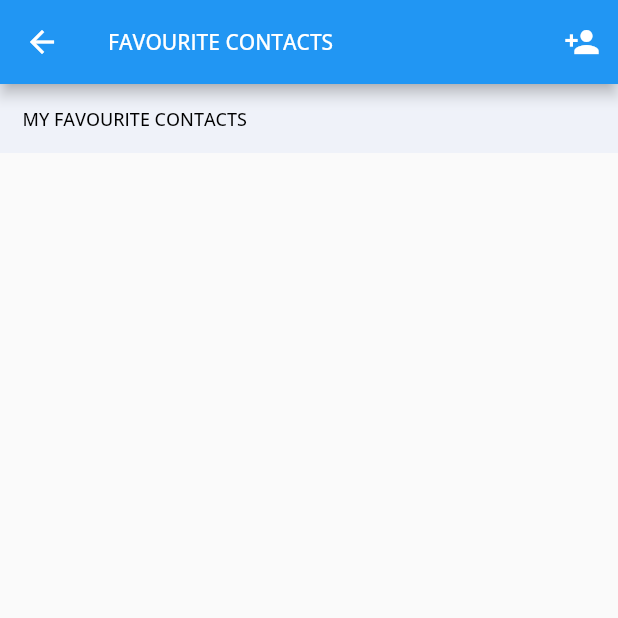
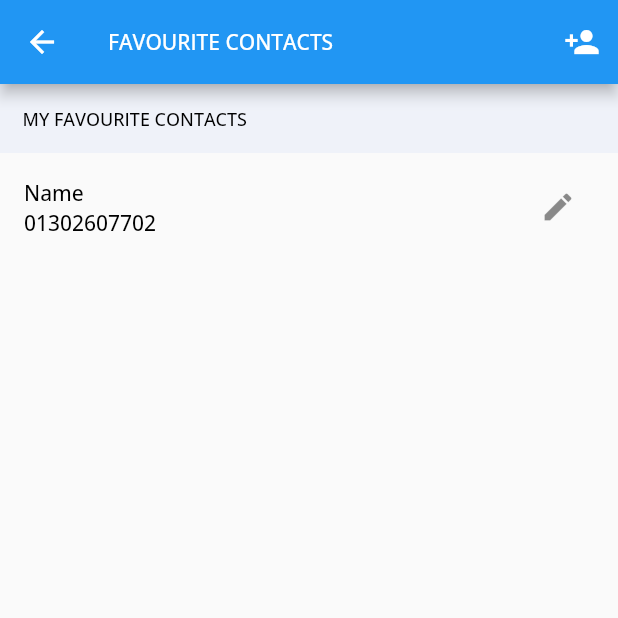
Before and after one commit to Mosh-Fatema-Koli/iflex, a Flutter app: the FavouriteContactView screen opened by its route, on a phone screen of 412 x 824 dp, the top half of it. Run offline on Flutter 3.47's test engine with Material 2 defaults, Android fonts, the light colour scheme and no system bars; our stand-ins replace eva_icons_flutter, flutter_contacts, flutter_spinkit, get, get_storage, google_fonts and 1 more; accounts and stored records are empty; project files that could hold a hidden picture were left out.

Commit message:
favourite contact add

```diff
--- a/iflex/lib/app/modules/favourite_Contact/views/favourite_contact_view.dart
+++ b/iflex/lib/app/modules/favourite_Contact/views/favourite_contact_view.dart
@@ -2,6 +2,7 @@ import 'package:flutter/material.dart';
 
 import 'package:get/get.dart';
 import 'package:iflex/app/modules/favourite_Contact/views/add_favourite.dart';
+import 'package:iflex/app/modules/favourite_Contact/views/favouritecontact_update.dart';
 import 'package:iflex/app/modules/widget/hexcolor.dart';
 import 'package:iflex/app/modules/widget/k_Text.dart';
 
@@ -31,6 +32,17 @@ class FavouriteContactView extends GetView<FavouriteContactController> {
               child: KText(text: 'MY FAVOURITE CONTACTS',fontSize: 12,),
             ),
           ),
+          ListTile(
+
+            title: KText(text: "Name",),
+            subtitle: KText(text: "01302607702",),
+            trailing:IconButton(onPressed: (){
+              Get.to(FavouriteContactEdit());
+            },icon:Icon (Icons.edit),
+            ),
+
+          )
+
         ],
       ),
     );
--- a/iflex/lib/app/modules/favourite_Contact/views/favouritecontact_update.dart
+++ b/iflex/lib/app/modules/favourite_Contact/views/favouritecontact_update.dart
@@ -30,7 +30,9 @@ class FavouriteContactEdit extends StatelessWidget {
 
             Apputils.sizeH10,
 
-            MaterialButton(onPressed: (){},height: 40,minWidth: MediaQuery.of(context).size.width,color:Colors.blue,child: KText(text: 'Update',color: Colors.white,),)
+            MaterialButton(onPressed: (){},height: 40,minWidth: MediaQuery.of(context).size.width,color:Colors.blue,child: KText(text: 'Update',color: Colors.white,),),
+            MaterialButton(onPressed: (){},height: 40,minWidth: MediaQuery.of(context).size.width,color:Colors.red,child: KText(text: 'Update',color: Colors.white,),)
+
           ],
         ),
       ),
```
